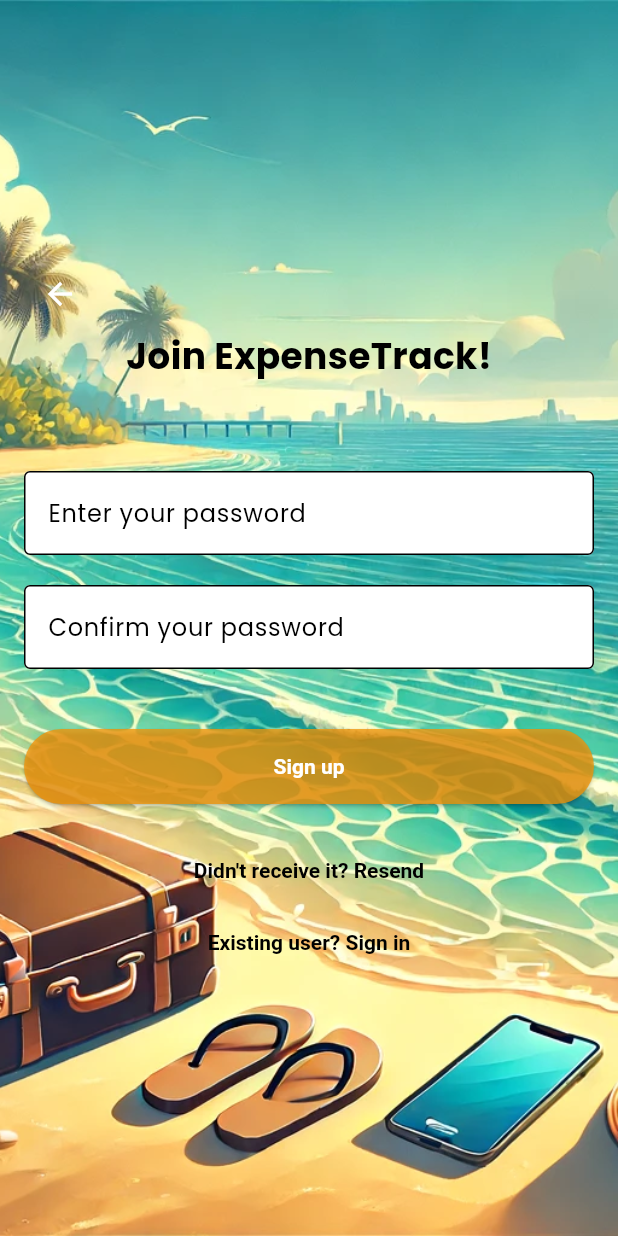
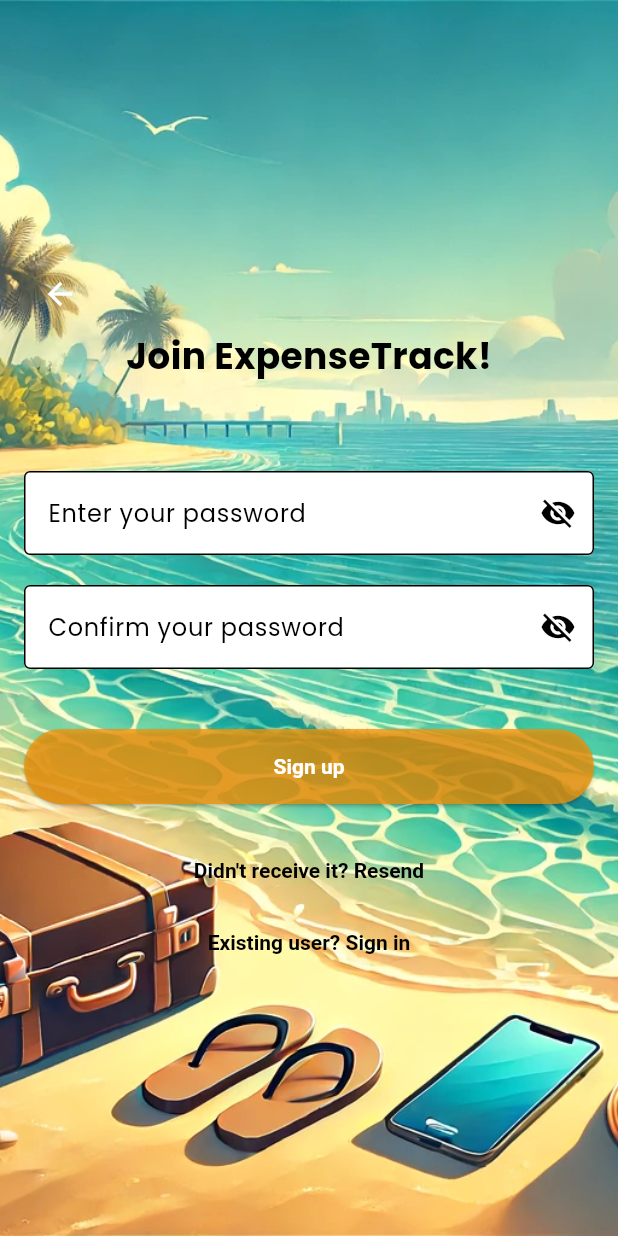
Before and after one commit to yx-fan/app_frontend, a Flutter app: the SignUpStep2View screen opened by its route, on a phone screen of 412 x 824 dp. Run offline on Flutter 3.47's test engine with Material 3 defaults, Android fonts, the phone set to English and light mode, and no system bars; our stand-ins replace camera, dropdown_search, flutter_dotenv, flutter_secure_storage, geolocator, google_fonts and 2 more; accounts and stored records are empty; network calls fail.

Commit message:
pw visiability

```diff
--- a/lib/views/signup_step2_view.dart
+++ b/lib/views/signup_step2_view.dart
@@ -3,8 +3,16 @@ import 'package:provider/provider.dart';
 import '../viewmodels/signup_view_model.dart';
 import '../widgets/theme_button_large.dart';
 
-class SignUpStep2View extends StatelessWidget {
+class SignUpStep2View extends StatefulWidget {
   const SignUpStep2View({super.key});
+
+  @override
+  _SignUpStep2ViewState createState() => _SignUpStep2ViewState();
+}
+
+class _SignUpStep2ViewState extends State<SignUpStep2View> {
+  bool _isPasswordVisible = false;
+  bool _isConfirmPasswordVisible = false;
 
   @override
   Widget build(BuildContext context) {
@@ -43,24 +51,49 @@ class SignUpStep2View extends StatelessWidget {
                 const SizedBox(height: 60),
                 TextField(
                   controller: signUpViewModel.passwordController,
-                  decoration: const InputDecoration(
+                  decoration: InputDecoration(
                     labelText: 'Enter your password',
                     filled: true,
                     fillColor: Colors.white,
-                    border: OutlineInputBorder(),
+                    border: const OutlineInputBorder(),
+                    suffixIcon: IconButton(
+                      icon: Icon(
+                        _isPasswordVisible
+                            ? Icons.visibility
+                            : Icons.visibility_off,
+                      ),
+                      onPressed: () {
+                        setState(() {
+                          _isPasswordVisible = !_isPasswordVisible;
+                        });
+                      },
+                    ),
                   ),
-                  obscureText: true,
+                  obscureText: !_isPasswordVisible,
                 ),
                 const SizedBox(height: 20),
                 TextField(
                   controller: signUpViewModel.confirmPasswordController,
-                  decoration: const InputDecoration(
+                  decoration: InputDecoration(
                     labelText: 'Confirm your password',
                     filled: true,
                     fillColor: Colors.white,
-                    border: OutlineInputBorder(),
+                    border: const OutlineInputBorder(),
+                    suffixIcon: IconButton(
+                      icon: Icon(
+                        _isConfirmPasswordVisible
+                            ? Icons.visibility
+                            : Icons.visibility_off,
+                      ),
+                      onPressed: () {
+                        setState(() {
+                          _isConfirmPasswordVisible =
+                              !_isConfirmPasswordVisible;
+                        });
+                      },
+                    ),
                   ),
-                  obscureText: true,
+                  obscureText: !_isConfirmPasswordVisible,
                 ),
                 const SizedBox(height: 20),
                 if (signUpViewModel.errorMessage != null)
```
